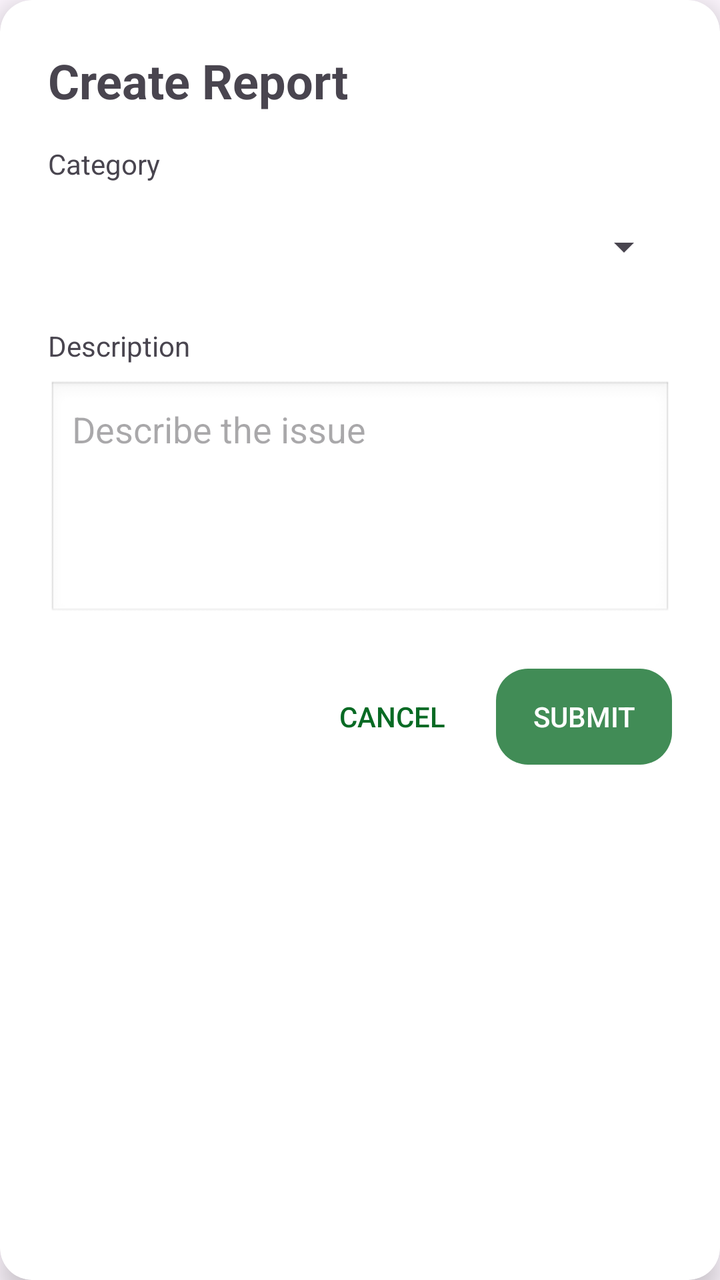
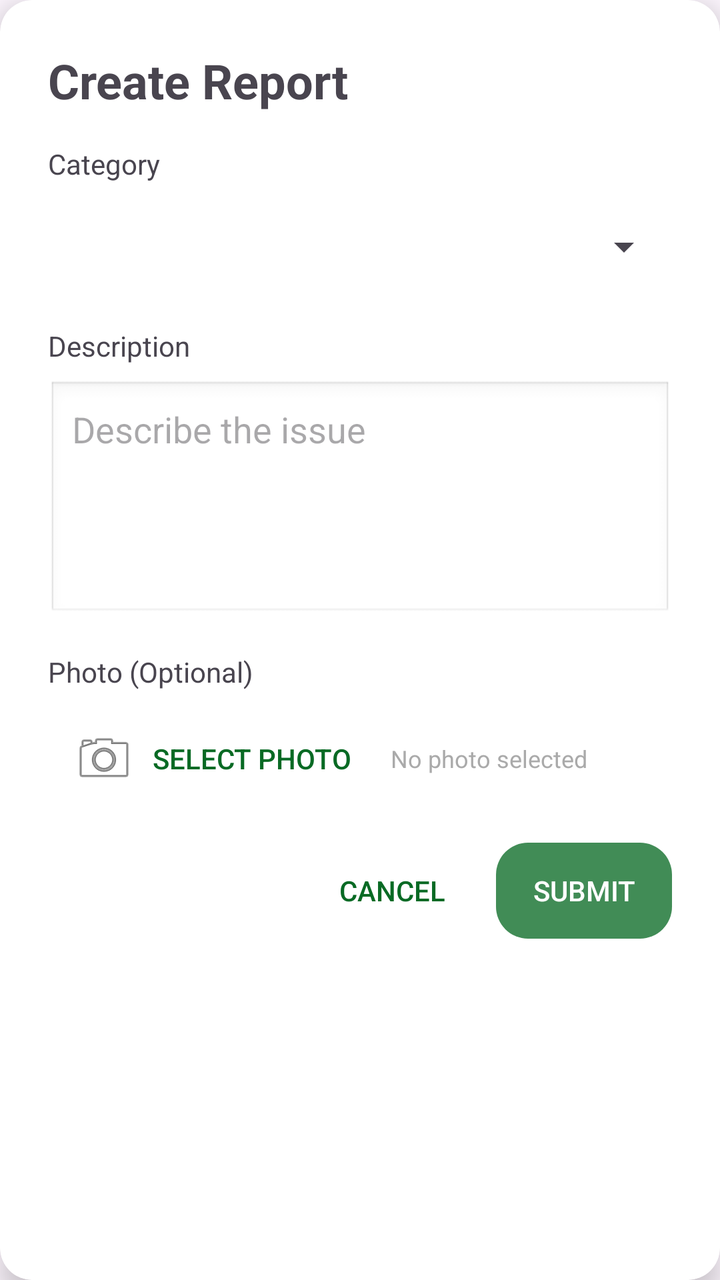

An Android layout rendered at two revisions. The XML below is the earlier revision; the diff shows what the commit changed to produce the second picture.
<!-- AndroidManifest.xml: application theme Theme.Civix -->
<!-- res/layout/dialog_create_report.xml -->
<?xml version="1.0" encoding="utf-8"?>
<androidx.cardview.widget.CardView xmlns:android="http://schemas.android.com/apk/res/android"
    xmlns:app="http://schemas.android.com/apk/res-auto"
    android:layout_width="match_parent"
    android:layout_height="wrap_content"
    android:layout_margin="32dp"
    app:cardCornerRadius="16dp"
    app:cardElevation="8dp">

    <LinearLayout
        android:layout_width="match_parent"
        android:layout_height="wrap_content"
        android:orientation="vertical"
        android:padding="24dp">

        <TextView
            android:id="@+id/dialog_title"
            android:layout_width="match_parent"
            android:layout_height="wrap_content"
            android:text="@string/create_report_title"
            android:textSize="24sp"
            android:textStyle="bold"
            android:layout_marginBottom="16dp" />

        <TextView
            android:layout_width="match_parent"
            android:layout_height="wrap_content"
            android:text="@string/report_category"
            android:textSize="14sp"
            android:layout_marginBottom="8dp" />

        <Spinner
            android:id="@+id/category_spinner"
            android:layout_width="match_parent"
            android:layout_height="wrap_content"
            android:minHeight="48dp"
            android:layout_marginBottom="16dp" />

        <TextView
            android:layout_width="match_parent"
            android:layout_height="wrap_content"
            android:text="@string/report_description"
            android:textSize="14sp"
            android:layout_marginBottom="8dp" />

        <EditText
            android:id="@+id/description_input"
            android:layout_width="match_parent"
            android:layout_height="120dp"
            android:hint="@string/report_description_hint"
            android:gravity="top"
            android:inputType="textMultiLine"
            android:padding="12dp"
            android:background="@android:drawable/edit_text"
            android:layout_marginBottom="24dp" />

        <LinearLayout
            android:layout_width="match_parent"
            android:layout_height="wrap_content"
            android:orientation="horizontal"
            android:gravity="end">

            <Button
                android:id="@+id/cancel_button"
                style="@style/Widget.AppCompat.Button.Borderless"
                android:layout_width="wrap_content"
                android:layout_height="wrap_content"
                android:text="@string/report_cancel"
                android:textColor="@color/primary"
                android:layout_marginEnd="8dp" />

            <Button
                android:id="@+id/submit_button"
                style="@style/Widget.AppCompat.Button.Borderless.Colored"
                android:layout_width="wrap_content"
                android:layout_height="wrap_content"
                android:text="@string/report_submit"
                android:background="@drawable/rounded_button_background"
                android:textColor="@color/white" />
        </LinearLayout>
    </LinearLayout>
</androidx.cardview.widget.CardView>
<!-- resources referenced by this layout -->
<resources>
  <color name="primary">#086a24</color>
  <color name="white">#FFFFFFFF</color>
  <!-- drawable rounded_button_background (drawable) -->
  <?xml version="1.0" encoding="utf-8"?>
  <shape xmlns:android="http://schemas.android.com/apk/res/android"
      android:shape="rectangle">
      <solid android:color="#c4086a24" />
      <corners android:radius="16sp" />
  </shape>
  <string name="create_report_title">Create Report</string>
  <string name="report_cancel">Cancel</string>
  <string name="report_category">Category</string>
  <string name="report_description">Description</string>
  <string name="report_description_hint">Describe the issue</string>
  <string name="report_submit">Submit</string>
  <style name="Theme.Civix" parent="Base.Theme.Civix" />
  <style name="Base.Theme.Civix" parent="Theme.Material3.DayNight.NoActionBar">
  
           <item name="colorPrimary">@color/primary</item>
      </style>
</resources>

<!-- the commit's change to res/layout/dialog_create_report.xml (unified diff, before → after) -->
@@ -52,7 +52,51 @@
             android:inputType="textMultiLine"
             android:padding="12dp"
             android:background="@android:drawable/edit_text"
-            android:layout_marginBottom="24dp" />
+            android:layout_marginBottom="16dp" />
+
+        <TextView
+            android:layout_width="match_parent"
+            android:layout_height="wrap_content"
+            android:text="@string/report_photo"
+            android:textSize="14sp"
+            android:layout_marginBottom="8dp" />
+
+        <LinearLayout
+            android:layout_width="match_parent"
+            android:layout_height="wrap_content"
+            android:orientation="horizontal"
+            android:layout_marginBottom="16dp">
+
+            <Button
+                android:id="@+id/select_photo_button"
+                style="@style/Widget.AppCompat.Button.Borderless"
+                android:layout_width="wrap_content"
+                android:layout_height="wrap_content"
+                android:text="@string/select_photo"
+                android:textColor="@color/primary"
+                android:drawableLeft="@android:drawable/ic_menu_camera"
+                android:drawablePadding="8dp" />
+
+            <TextView
+                android:id="@+id/photo_status_text"
+                android:layout_width="0dp"
+                android:layout_height="wrap_content"
+                android:layout_weight="1"
+                android:layout_gravity="center_vertical"
+                android:text="@string/no_photo_selected"
+                android:textSize="12sp"
+                android:textColor="@android:color/darker_gray"
+                android:layout_marginStart="8dp" />
+        </LinearLayout>
+
+        <ImageView
+            android:id="@+id/photo_preview"
+            android:layout_width="match_parent"
+            android:layout_height="200dp"
+            android:scaleType="centerCrop"
+            android:visibility="gone"
+            android:layout_marginBottom="16dp"
+            android:contentDescription="@string/photo_preview" />
 
         <LinearLayout
             android:layout_width="match_parent"
<!-- resource entries referenced after the edit -->
@@ -10,11 +10,15 @@
       <corners android:radius="16sp" />
   </shape>
   <string name="create_report_title">Create Report</string>
+  <string name="no_photo_selected">No photo selected</string>
+  <string name="photo_preview">Photo preview</string>
   <string name="report_cancel">Cancel</string>
   <string name="report_category">Category</string>
   <string name="report_description">Description</string>
   <string name="report_description_hint">Describe the issue</string>
+  <string name="report_photo">Photo (Optional)</string>
   <string name="report_submit">Submit</string>
+  <string name="select_photo">Select Photo</string>
   <style name="Theme.Civix" parent="Base.Theme.Civix" />
   <style name="Base.Theme.Civix" parent="Theme.Material3.DayNight.NoActionBar">
   
